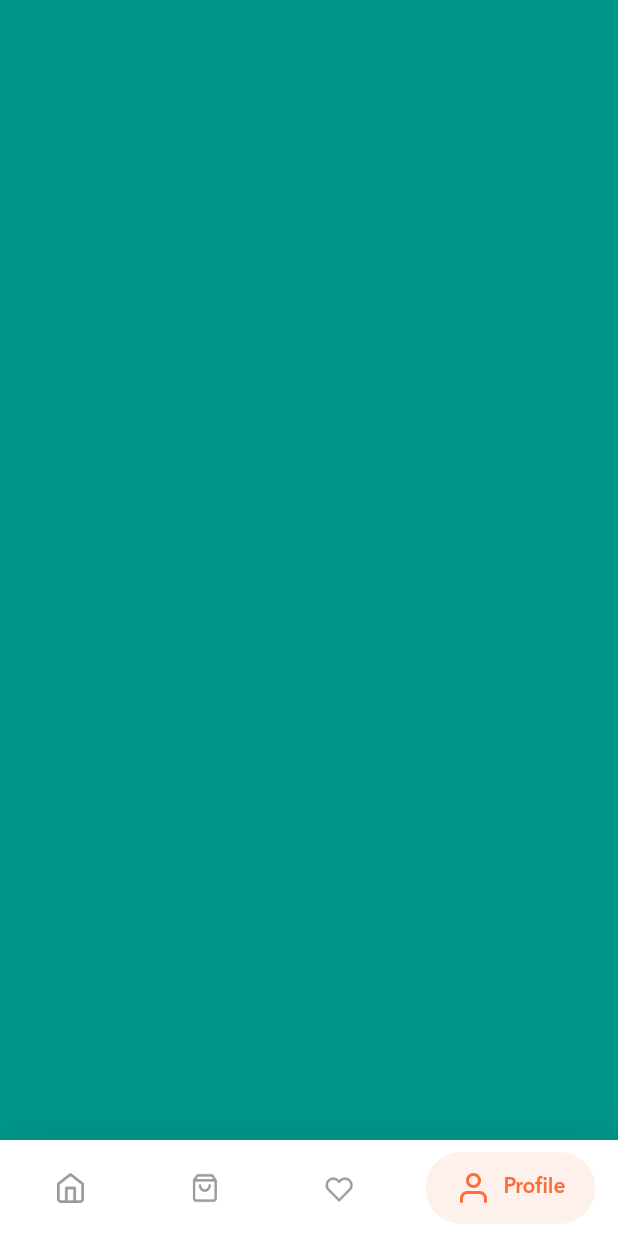
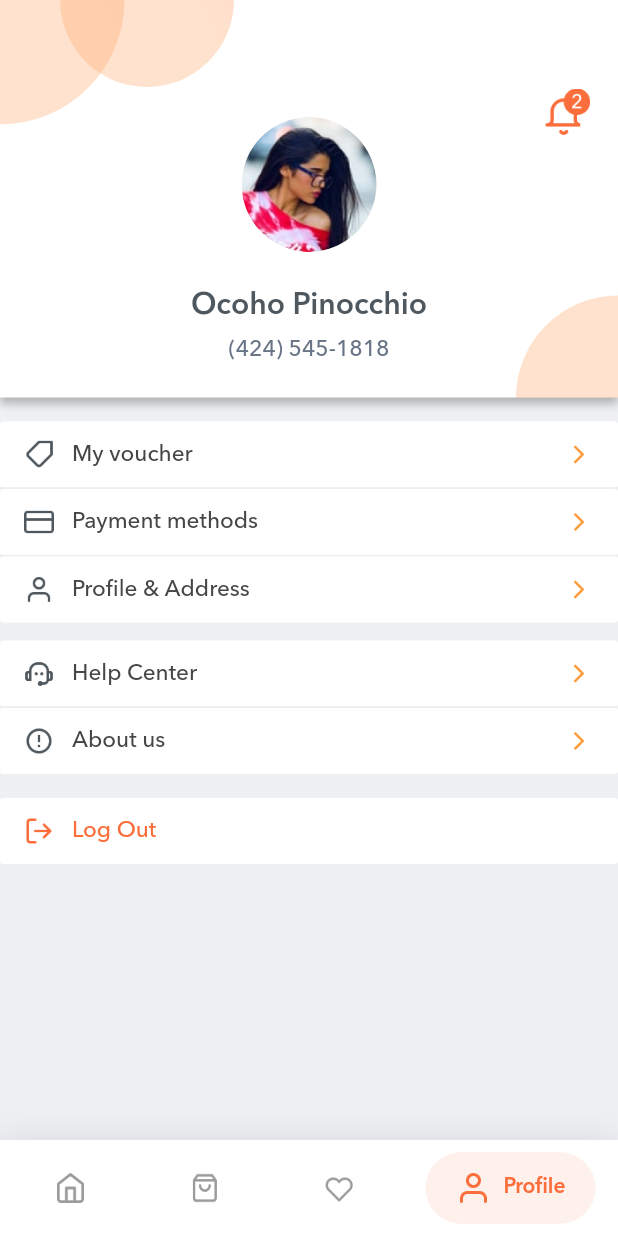
Before and after one commit to TrungNguyen1208/foodedu, a Flutter app: the screen it shows after launch, swiped to page 4, on a phone screen of 412 x 824 dp. Run offline on Flutter 3.47's test engine with Material 2 defaults, Android fonts, the phone set to English and light mode, and no system bars; drawn by our look-alikes of google_nav_bar; our stand-ins replace flutter_screenutil.

Commit message:
Add profile screen

```diff
--- /dev/null
+++ b/lib/commom/button/list_title_button.dart
@@ -0,0 +1,55 @@
+import 'package:flutter/material.dart';
+import 'package:foodedu/general/constant/app_image_path.dart';
+import 'package:foodedu/general/constant/app_theme.dart';
+
+class ListTitleButton extends StatelessWidget {
+  final String title;
+  final String image;
+  final VoidCallback onPress;
+  final Color color, textColor, iconColor;
+  final bool isShowArrow;
+
+  const ListTitleButton({
+    Key key,
+    @required this.title,
+    @required this.image,
+    this.onPress,
+    this.color = AppColor.white,
+    this.textColor = const Color(0xff464646),
+    this.iconColor = AppColor.darkGrayHighlighted,
+    this.isShowArrow = true,
+  }) : super(key: key);
+
+  @override
+  Widget build(BuildContext context) {
+    return Container(
+      width: double.infinity,
+      height: 44,
+      child: FlatButton(
+        onPressed: (onPress != null) ? onPress : () {},
+        highlightColor: Colors.transparent,
+        color: color,
+        textColor: textColor,
+        child: Row(
+          crossAxisAlignment: CrossAxisAlignment.center,
+          children: <Widget>[
+            Image.asset(image, width: 20, height: 20, fit: BoxFit.cover, color: iconColor),
+            const SizedBox(width: 12),
+            Expanded(
+              child: Text(title,
+                  overflow: TextOverflow.ellipsis,
+                  maxLines: 1,
+                  style: Theme.of(context)
+                      .textTheme
+                      .bodyText2
+                      .copyWith(color: textColor)),
+            ),
+            if (isShowArrow)
+              Image.asset(AppImagePath.arrowRightSmall,
+                  width: 20, height: 20, fit: BoxFit.cover),
+          ],
+        ),
+      ),
+    );
+  }
+}
--- /dev/null
+++ b/lib/commom/container/profile_header_view.dart
@@ -0,0 +1,99 @@
+import 'package:flutter/material.dart';
+import 'package:foodedu/general/constant/app_constant.dart';
+import 'package:foodedu/general/constant/app_image_path.dart';
+import 'package:foodedu/general/constant/app_theme.dart';
+
+class ProfileHeaderView extends StatelessWidget {
+  static const BoxDecoration _boxCircleGradient = BoxDecoration(
+    shape: BoxShape.circle,
+    gradient: LinearGradient(
+        begin: Alignment(0.07, -0.56),
+        end: Alignment(3.17, -1.93),
+        colors: [
+          Color.fromRGBO(255, 173, 113, 0.35),
+          Color.fromRGBO(255, 121, 84, 0.35)
+        ]),
+  );
+
+  @override
+  Widget build(BuildContext context) {
+    return Container(
+      width: double.infinity,
+      height: 265,
+      decoration: BoxDecoration(
+        color: Colors.white,
+        boxShadow: [
+          BoxShadow(
+            color: Colors.black.withOpacity(0.25),
+            blurRadius: 4,
+            offset: const Offset(0, 4),
+          )
+        ],
+      ),
+      child: Container(
+        child: Stack(
+          children: <Widget>[
+            Padding(
+              padding: const EdgeInsets.only(top: 55),
+              child: Center(
+                child: Column(
+                  mainAxisAlignment: MainAxisAlignment.center,
+                  children: <Widget>[
+                    Container(
+                      height: 90,
+                      width: 90,
+                      decoration: const BoxDecoration(
+                          shape: BoxShape.circle,
+                          image: DecorationImage(
+                            fit: BoxFit.cover,
+                            image: AssetImage(AppImagePath.avatar),
+                          )),
+                    ),
+                    const SizedBox(height: AppMargin.litterBigger),
+                    Text(
+                      'Ocoho Pinocchio',
+                      style: Theme.of(context).textTheme.headline5,
+                    ),
+                    const SizedBox(height: AppMargin.normal),
+                    Text('(424) 545-1818',
+                        style: Theme.of(context)
+                            .textTheme
+                            .bodyText2
+                            .copyWith(color: AppColor.lightBlueGray))
+                  ],
+                ),
+              ),
+            ),
+            Positioned(
+              bottom: -136 / 2,
+              right: -136 / 2,
+              child: Container(
+                  width: 136, height: 136, decoration: _boxCircleGradient),
+            ),
+            Positioned(
+              left: -166 / 2,
+              top: -166 / 2,
+              child: Container(
+                  width: 166, height: 166, decoration: _boxCircleGradient),
+            ),
+            Positioned(
+              left: 40,
+              top: -116 / 2,
+              child: Container(
+                  width: 116, height: 116, decoration: _boxCircleGradient),
+            ),
+            Positioned(
+              top: 51,
+              right: 10,
+              child: IconButton(
+                icon: Image.asset(AppImagePath.notificationBadge),
+                iconSize: 29,
+                onPressed: () {},
+              ),
+            ),
+          ],
+        ),
+      ),
+    );
+  }
+}
--- a/lib/feature/main_tab/main_tab_view.dart
+++ b/lib/feature/main_tab/main_tab_view.dart
@@ -1,5 +1,6 @@
 import 'package:flutter/material.dart';
 import 'package:foodedu/commom/image/nav_bar_image.dart';
+import 'package:foodedu/feature/module_profile/profile_tab/profile_tab_screen.dart';
 import 'package:foodedu/general/constant/app_image_path.dart';
 import 'package:foodedu/general/constant/app_theme.dart';
 import 'package:google_nav_bar/google_nav_bar.dart';
@@ -11,13 +12,15 @@ class MainTabView extends StatefulWidget {
 
 class _MainTabViewState extends State<MainTabView> {
   int _selectedIndex = 0;
-
-  final PageController _pageController = PageController(initialPage: 0, keepPage: true,);
-  static const List<Color> colors = [
-    Colors.purple,
-    Colors.pink,
-    Colors.amber,
-    Colors.teal
+  final PageController _pageController = PageController(
+    initialPage: 0,
+    keepPage: true,
+  );
+  final List<Widget> _pages = [
+    const SizedBox(),
+    const SizedBox(),
+    const SizedBox(),
+    ProfileTabScreen(),
   ];
 
   @override
@@ -41,9 +44,7 @@ class _MainTabViewState extends State<MainTabView> {
         onPageChanged: _onPageChanged,
         controller: _pageController,
         itemBuilder: (context, position) {
-          return Container(
-            color: colors[position],
-          );
+          return _pages[position];
         },
       ),
       bottomNavigationBar: Container(
@@ -72,36 +73,36 @@ class _MainTabViewState extends State<MainTabView> {
               ),
               tabs: <GButton>[
                 GButton(
+                  text: 'Home',
                   backgroundColor: AppColor.bgNavBar,
                   leading: NavBarImage(
                     imagePath: AppImagePath.iconHome,
                     isSelected: _selectedIndex == 0,
                   ),
-                  text: 'Home',
                 ),
                 GButton(
+                  text: 'Orders',
                   backgroundColor: AppColor.bgNavBar,
                   leading: NavBarImage(
                     imagePath: AppImagePath.iconShopping,
                     isSelected: _selectedIndex == 1,
                   ),
-                  text: 'Orders',
                 ),
                 GButton(
+                  text: 'Saved',
                   backgroundColor: AppColor.bgNavBar,
                   leading: NavBarImage(
                     imagePath: AppImagePath.iconHeart,
                     isSelected: _selectedIndex == 2,
                   ),
-                  text: 'Saved',
                 ),
                 GButton(
+                  text: 'Profile',
                   backgroundColor: AppColor.bgNavBar,
                   leading: NavBarImage(
                     imagePath: AppImagePath.iconUser,
                     isSelected: _selectedIndex == 3,
                   ),
-                  text: 'Profile',
                 ),
               ],
               selectedIndex: _selectedIndex,
--- /dev/null
+++ b/lib/feature/module_profile/profile_tab/profile_tab_screen.dart
@@ -0,0 +1,83 @@
+import 'package:flutter/material.dart';
+import 'package:foodedu/commom/button/list_title_button.dart';
+import 'package:foodedu/commom/container/profile_header_view.dart';
+import 'package:foodedu/general/constant/app_constant.dart';
+import 'package:foodedu/general/constant/app_image_path.dart';
+import 'package:foodedu/general/constant/app_theme.dart';
+
+class ProfileTabScreen extends StatelessWidget {
+  @override
+  Widget build(BuildContext context) {
+    return Scaffold(
+      body: SafeArea(
+        top: false,
+        child: Container(
+          color: const Color(0xffEFF0F3),
+          child: Column(
+            children: <Widget>[
+              ProfileHeaderView(),
+              _buildContentView(),
+            ],
+          ),
+        ),
+      ),
+    );
+  }
+
+  Widget _buildContentView() {
+    return Expanded(
+      child: ListView(
+        padding: const EdgeInsets.symmetric(
+            vertical: AppMargin.big, horizontal: 0),
+        scrollDirection: Axis.vertical,
+        physics: const ClampingScrollPhysics(),
+        children: const <Widget>[
+          ListTitleButton(
+            title: 'My voucher',
+            image: AppImagePath.iconVoucher,
+          ),
+          SizedBox(
+            height: 1,
+            width: double.infinity,
+            child: ColoredBox(color: AppColor.line),
+          ),
+          ListTitleButton(
+            title: 'Payment methods',
+            image: AppImagePath.iconCreditCard,
+          ),
+          SizedBox(
+            height: 1,
+            width: double.infinity,
+            child: ColoredBox(color: AppColor.line),
+          ),
+          ListTitleButton(
+            title: 'Profile & Address',
+            image: AppImagePath.iconUser,
+          ),
+          SizedBox(height: AppMargin.slightlyBig),
+          ListTitleButton(
+            title: 'Help Center',
+            image: AppImagePath.iconSupport,
+          ),
+          SizedBox(
+            height: 1,
+            width: double.infinity,
+            child: ColoredBox(color: AppColor.line),
+          ),
+          ListTitleButton(
+            title: 'About us',
+            image: AppImagePath.iconInfo,
+          ),
+          SizedBox(height: AppMargin.big),
+          ListTitleButton(
+            title: 'Log Out',
+            image: AppImagePath.logOut,
+            textColor: AppColor.primary,
+            iconColor: AppColor.primary,
+            isShowArrow: false,
+          ),
+        ],
+      ),
+    );
+  }
+}
--- a/lib/general/constant/app_image_path.dart
+++ b/lib/general/constant/app_image_path.dart
@@ -8,4 +8,15 @@ class AppImagePath {
 
   static const String facebook = '${folderImages}facebook.png';
   static const String google = '${folderImages}google.png';
+
+  static const String iconCreditCard = '${folderImages}credit_card.png';
+  static const String iconInfo = '${folderImages}info.png';
+  static const String iconSupport = '${folderImages}support.png';
+  static const String iconVoucher = '${folderImages}voucher.png';
+  static const String logOut = '${folderImages}log_out.png';
+
+  static const String arrowRightSmall = '${folderImages}arrow_right_small.png';
+
+  static const String avatar = '${folderImages}avatar.png';
+  static const String notificationBadge = '${folderImages}notification_badge.png';
 }
--- a/lib/general/constant/app_theme.dart
+++ b/lib/general/constant/app_theme.dart
@@ -36,6 +36,7 @@ class AppColor {
   static const Color lightGray = Color(0xffc3c3c3);
   static const Color offWhite = Color(0xffF6F6F6);
   static const Color white = Colors.white;
+  static const Color line = Color(0xffEDEDED);
 
   static const Color green = Color(0xff3ABC5E);
   static const Color red = Color(0xffF43E3E);
--- a/lib/main.dart
+++ b/lib/main.dart
@@ -1,4 +1,5 @@
 import 'package:flutter/material.dart';
+import 'package:flutter_screenutil/screenutil_init.dart';
 
 import 'feature/main_tab/main_tab_view.dart';
 import 'general/constant/app_theme.dart';
@@ -20,12 +21,15 @@ class FoodApp extends StatelessWidget {
           currentFocus.focusedChild.unfocus();
         }
       },
-      child: MaterialApp(
-        title: 'Foodude',
-        debugShowCheckedModeBanner: false,
-        theme: AppTheme.lightTheme,
-        home: MainTabView(),
-        onGenerateRoute: Routes.buildRoutes,
+      child: ScreenUtilInit(
+        allowFontScaling: false,
+        builder: () => MaterialApp(
+          title: 'Foodude',
+          debugShowCheckedModeBanner: false,
+          theme: AppTheme.lightTheme,
+          home: MainTabView(),
+          onGenerateRoute: Routes.buildRoutes,
+        ),
       ),
     );
   }
--- a/pubspec.yaml
+++ b/pubspec.yaml
@@ -28,6 +28,7 @@ dependencies:
   cupertino_icons: ^1.0.0
   cached_network_image: ^2.5.0
   google_nav_bar: ^4.0.2
+  flutter_screenutil: ^4.0.2+3
 
 dev_dependencies:
   pedantic: ^1.9.0
```
Also changed, not shown: assets/images/arrow_right_small.png (added), assets/images/avatar.png (added), assets/images/credit_card.png (added), assets/images/info.png (added), assets/images/log_out.png (added), assets/images/notification_badge.png (added), assets/images/support.png (added), assets/images/voucher.png (added).
